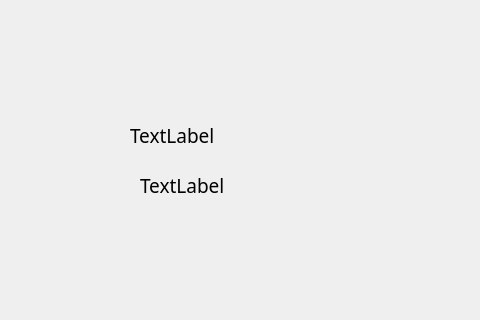
Abdo61086/Draft4, file userprofile.ui: the form before one commit; both pictures show x 260 to 740 and y 140 to 460 of the 964 by 612 pixel window.
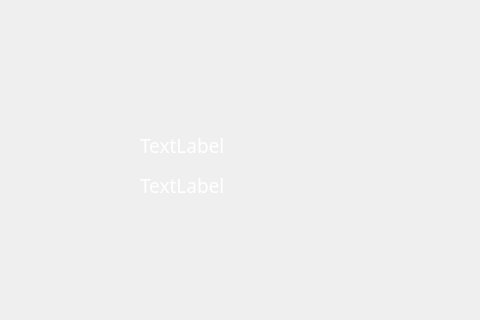
The form after the commit.

Diff of the .ui file:
```diff
--- a/userprofile.ui
+++ b/userprofile.ui
@@ -91,8 +91,8 @@
   <widget class="QLabel" name="label">
    <property name="geometry">
     <rect>
-     <x>390</x>
-     <y>250</y>
+     <x>400</x>
+     <y>260</y>
      <width>211</width>
      <height>51</height>
     </rect>
@@ -107,6 +107,9 @@
    <property name="layoutDirection">
     <enum>Qt::LayoutDirection::LeftToRight</enum>
    </property>
+   <property name="styleSheet">
+    <string notr="true">color: rgb( 255,255, 255);</string>
+   </property>
    <property name="text">
     <string>TextLabel</string>
    </property>
@@ -130,6 +133,9 @@
    <property name="layoutDirection">
     <enum>Qt::LayoutDirection::LeftToRight</enum>
    </property>
+   <property name="styleSheet">
+    <string notr="true">color: rgb( 255,255, 255)</string>
+   </property>
    <property name="text">
     <string>TextLabel</string>
    </property>
```
